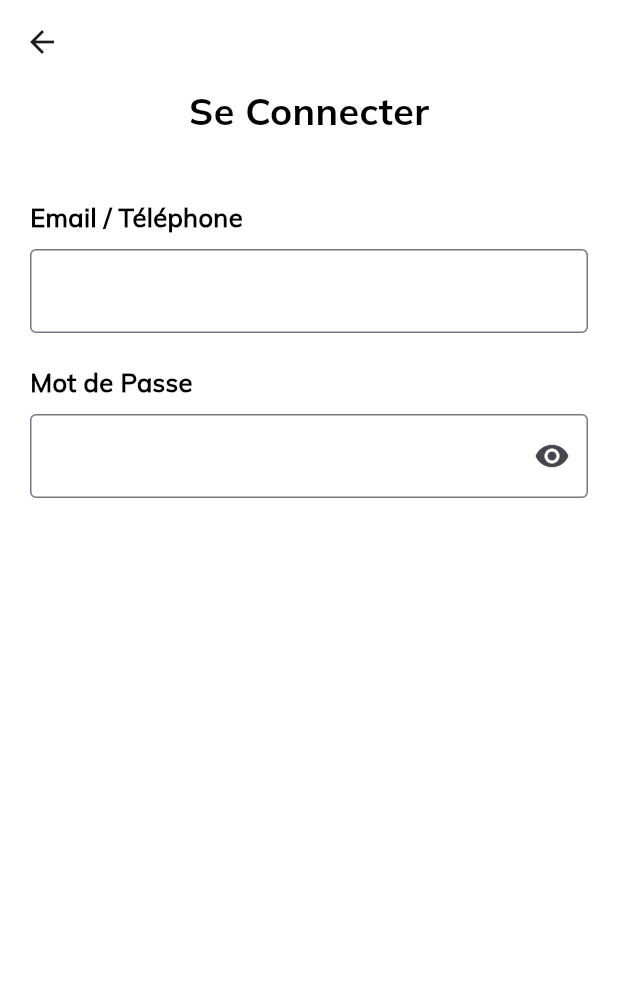
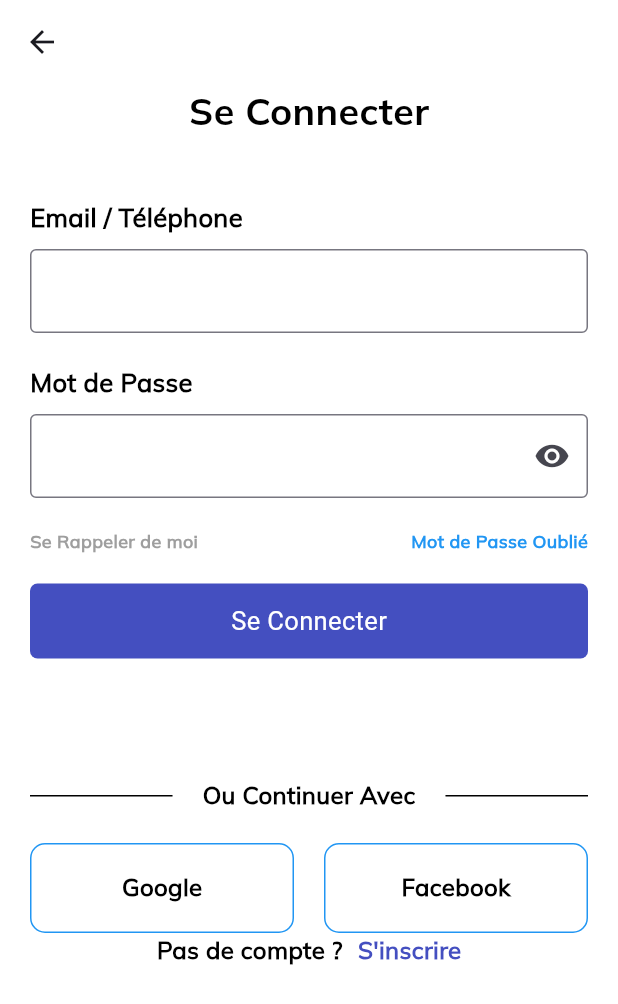
Before and after one commit to navalnorth/ecomApp_flutter, a Flutter app: the screen it shows after launch, after a tap on "Se Conncecter", on a phone screen of 412 x 824 dp. Shown: the top 1004 px of the screen. Run offline on Flutter 3.47's test engine with Material 3 defaults, Android fonts, the phone set to English and light mode, and no system bars.

Commit message:
feat:register

```diff
--- a/lib/app/components/form_component.dart
+++ b/lib/app/components/form_component.dart
@@ -17,8 +17,8 @@ class FormComponent extends StatelessWidget {
         border: OutlineInputBorder(),
         suffixIcon: hide ? Icon(Icons.remove_red_eye_rounded) : null
       ),
-      keyboardType: TextInputType.emailAddress,
-      obscureText: true,
+      keyboardType: textInputType,
+      obscureText: hide,
     );
   }
 
--- a/lib/app/components/space.dart
+++ b/lib/app/components/space.dart
@@ -8,6 +8,6 @@ h(double h){
 
 w(double w){
   return SizedBox(
-    height: w,
+    width: w,
   );
 }
--- /dev/null
+++ b/lib/app/modules/connexion/view/login.dart
@@ -0,0 +1,124 @@
+import 'package:ecom_app/app/components/button_components.dart';
+import 'package:ecom_app/app/components/form_component.dart';
+import 'package:ecom_app/app/components/space.dart';
+import 'package:ecom_app/app/components/text_components.dart';
+import 'package:ecom_app/utils/colors.dart';
+import 'package:flutter/material.dart';
+
+class Login extends StatefulWidget {
+  const Login({super.key});
+
+  @override
+  State<Login> createState() => _LoginState();
+}
+
+class _LoginState extends State<Login> {
+
+  @override
+  Widget build(BuildContext context) {
+    return Scaffold(
+      backgroundColor: Colors.white,
+      appBar: AppBar(
+        backgroundColor: Colors.transparent,
+      ),
+      body: SingleChildScrollView(
+        child: Container(
+        padding: const EdgeInsets.only(left: 20, right: 20),
+          height: MediaQuery.of(context).size.height,
+          width: MediaQuery.of(context).size.width,
+          child: Column(
+            crossAxisAlignment: CrossAxisAlignment.start,
+            children: [
+              Center(
+                child: TextComponents(txt: "Se Connecter", fw: FontWeight.bold, textSize: 25, family: "Bold",)
+              ),
+              h(40),
+              TextComponents(txt: "Email / Téléphone", textSize: 17,),
+              h(10),
+              FormComponent(),
+
+              h(20),
+              TextComponents(txt: "Mot de Passe", textSize: 17,),
+              h(10),
+              FormComponent(hide: true, textInputType: TextInputType.visiblePassword,),
+              h(20),
+
+              Row(
+                mainAxisAlignment: MainAxisAlignment.spaceBetween,
+                children: [
+                  TextComponents(txt: 'Se Rappeler de moi', color: Colors.grey, textSize: 12,),
+                  TextComponents(txt: 'Mot de Passe Oublié', color: Colors.blue, textSize: 12,),
+                ],
+              ),
+
+              h(20),
+              ButtonComponent(textButton: "Se Connecter", buttonColor: mainColor),
+              h(80),
+
+              Row(
+                mainAxisAlignment: MainAxisAlignment.spaceAround,
+                children: [
+                  Expanded(
+                    child: Container(
+                      height: 1,
+                      width: 120,
+                      color: Colors.black
+                    ),
+                  ),
+                  w(20),
+                  TextComponents(txt: 'Ou Continuer Avec', textAlign: TextAlign.center,),
+                  w(20),
+                  Expanded(
+                    child: Container(
+                      height: 1,
+                      width: 120,
+                      color: Colors.black
+                    ),
+                  ),
+                ],
+              ),
+              h(20),
+              Row(
+                children: [
+                  Expanded(
+                    child: Container(
+                      height: 60,
+                      decoration: BoxDecoration(
+                        border: Border.all( color: Colors.blue),
+                        borderRadius: BorderRadius.circular(10)
+                      ),
+                      child: Center(
+                        child: TextComponents(txt: "Google"),
+                      ),
+                    ),
+                  ),
+                  w(20),
+                  Expanded(
+                    child: Container(
+                      height: 60,
+                      decoration: BoxDecoration(
+                        border: Border.all( color: Colors.blue),
+                        borderRadius: BorderRadius.circular(10)
+                      ),
+                      child: Center(
+                        child: TextComponents(txt: "Facebook"),
+                      ),
+                    ),
+                  )
+                ],
+              ),
+              Row(
+                mainAxisAlignment: MainAxisAlignment.center,
+                children: [
+                  TextComponents(txt: "Pas de compte ?", fw: FontWeight.bold,),
+                  w(10),
+                  TextComponents(txt: "S'inscrire", color: mainColor, fw: FontWeight.bold,),
+                ],
+              )
+            ],
+          ),
+        ),
+      ),
+    );
+  }
+}
--- a/lib/app/modules/home/controller/connexion/view/login.dart
+++ /dev/null
@@ -1,45 +0,0 @@
-import 'package:ecom_app/app/components/form_component.dart';
-import 'package:ecom_app/app/components/space.dart';
-import 'package:ecom_app/app/components/text_components.dart';
-import 'package:flutter/material.dart';
-
-class Login extends StatefulWidget {
-  const Login({super.key});
-
-  @override
-  State<Login> createState() => _LoginState();
-}
-
-class _LoginState extends State<Login> {
-  @override
-  Widget build(BuildContext context) {
-    return Scaffold(
-      backgroundColor: Colors.white,
-      appBar: AppBar(
-        backgroundColor: Colors.transparent,
-      ),
-      body: Container(
-      padding: const EdgeInsets.only(left: 20, right: 20),
-        height: MediaQuery.of(context).size.height,
-        width: MediaQuery.of(context).size.width,
-        child: Column(
-          crossAxisAlignment: CrossAxisAlignment.start,
-          children: [
-            Center(
-              child: TextComponents(txt: "Se Connecter", fw: FontWeight.bold, textSize: 25, family: "Bold",)
-            ),
-            h(40),
-            TextComponents(txt: "Email / Téléphone", textSize: 17,),
-            h(10),
-            FormComponent(),
-
-            h(20),
-            TextComponents(txt: "Mot de Passe", textSize: 17,),
-            h(10),
-            FormComponent(hide: true, textInputType: TextInputType.visiblePassword,)
-          ],
-        ),
-      ),
-    );
-  }
-}
--- a/lib/app/modules/home/view/home.dart
+++ b/lib/app/modules/home/view/home.dart
@@ -1,7 +1,8 @@
 import 'package:ecom_app/app/components/button_components.dart';
 import 'package:ecom_app/app/components/space.dart';
 import 'package:ecom_app/app/components/text_components.dart';
-import 'package:ecom_app/app/modules/home/controller/connexion/view/login.dart';
+import 'package:ecom_app/app/modules/connexion/view/login.dart';
+import 'package:ecom_app/app/modules/inscription/view/inscription.dart';
 import 'package:ecom_app/utils/colors.dart';
 import 'package:flutter/material.dart';
 
@@ -26,7 +27,12 @@ class Home extends StatelessWidget {
             h(40),
             Image.asset("assets/images/home.png"),
             h(40),
-            ButtonComponent(textButton: "S'inscrire", buttonColor: mainColor, buttonColorText: Colors.white,),
+            InkWell(
+              onTap: () {
+                Navigator.push(context, MaterialPageRoute(builder: (context) => Inscription()));
+              },
+              child: ButtonComponent(textButton: "S'inscrire", buttonColor: mainColor, buttonColorText: Colors.white,)
+            ),
             h(40),
             InkWell(
               onTap: () {
--- a/lib/main.dart
+++ b/lib/main.dart
@@ -11,7 +11,11 @@ class MyApp extends StatelessWidget {
 
   @override
   Widget build(BuildContext context) {
-    return MaterialApp(
+    return GestureDetector(
+      onTap: () {
+        FocusManager.instance.primaryFocus?.unfocus();
+      },
+      child: MaterialApp(
         debugShowCheckedModeBanner: false,
         title: 'Flutter Demo',
         theme: ThemeData(
@@ -19,6 +23,7 @@ class MyApp extends StatelessWidget {
           useMaterial3: true,
         ),
         home: Splash(),
+      ),
     );
   }
 }
```
Also changed, not shown: lib/app/modules/inscription/view/inscription.dart (added, +113 -0 lines). Lines whose indentation alone changed are shown as unchanged.
